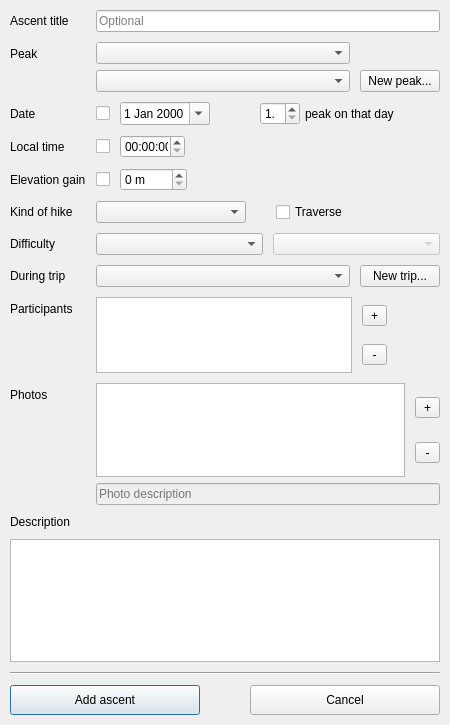
This is src/ui/ascent_dialog.ui in svetter/pal as Qt 5 draws it before an edit. The edited form follows.
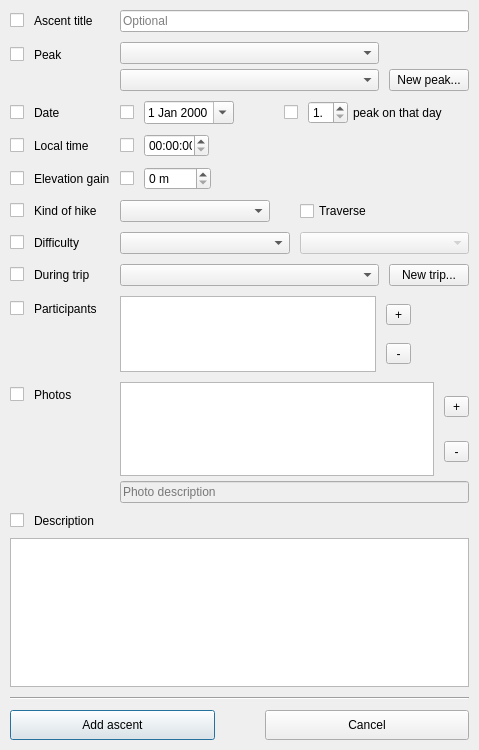
This is the edited form. Icons and pictures are not drawn.

The edit to the form file:
```diff
--- a/src/ui/ascent_dialog.ui
+++ b/src/ui/ascent_dialog.ui
@@ -6,8 +6,8 @@
    <rect>
     <x>0</x>
     <y>0</y>
-    <width>450</width>
-    <height>725</height>
+    <width>479</width>
+    <height>750</height>
    </rect>
   </property>
   <property name="minimumSize">
@@ -44,12 +44,22 @@
       <number>10</number>
      </property>
      <item row="0" column="0">
+      <layout class="QHBoxLayout" name="titleLabelLayout">
+       <property name="spacing">
+        <number>10</number>
+       </property>
+       <item>
+        <widget class="QCheckBox" name="titleCheckbox"/>
+       </item>
+       <item>
       <widget class="QLabel" name="titleLabel">
        <property name="text">
         <string>Ascent title</string>
        </property>
       </widget>
      </item>
+      </layout>
+     </item>
      <item row="0" column="1">
       <widget class="QLineEdit" name="titleLineEdit">
        <property name="sizePolicy">
@@ -70,40 +80,31 @@
       </widget>
      </item>
      <item row="1" column="0">
+      <layout class="QHBoxLayout" name="peakLabelLayout">
+       <property name="spacing">
+        <number>10</number>
+       </property>
+       <item>
+        <widget class="QCheckBox" name="peakCheckbox"/>
+       </item>
+       <item>
       <widget class="QLabel" name="peakLabel">
        <property name="text">
         <string>Peak</string>
        </property>
       </widget>
      </item>
+      </layout>
+     </item>
      <item row="1" column="1">
       <layout class="QGridLayout" name="peakLayout">
        <property name="horizontalSpacing">
         <number>10</number>
        </property>
        <property name="verticalSpacing">
-        <number>6</number>
+        <number>5</number>
        </property>
-       <item row="2" column="0">
-        <widget class="QComboBox" name="peakCombo">
-         <property name="sizePolicy">
-          <sizepolicy hsizetype="MinimumExpanding" vsizetype="Fixed">
-           <horstretch>0</horstretch>
-           <verstretch>0</verstretch>
-          </sizepolicy>
-         </property>
-         <property name="minimumSize">
-          <size>
-           <width>150</width>
-           <height>0</height>
-          </size>
-         </property>
-         <property name="placeholderText">
-          <string>Select</string>
-         </property>
-        </widget>
-       </item>
-       <item row="1" column="0">
+       <item row="0" column="0">
         <widget class="QComboBox" name="regionFilterCombo">
          <property name="sizePolicy">
           <sizepolicy hsizetype="MinimumExpanding" vsizetype="Fixed">
@@ -116,7 +117,26 @@
          </property>
         </widget>
        </item>
-       <item row="2" column="1">
+       <item row="1" column="0">
+        <widget class="QComboBox" name="peakCombo">
+         <property name="sizePolicy">
+          <sizepolicy hsizetype="MinimumExpanding" vsizetype="Fixed">
+           <horstretch>0</horstretch>
+           <verstretch>0</verstretch>
+          </sizepolicy>
+         </property>
+         <property name="minimumSize">
+          <size>
+           <width>150</width>
+           <height>0</height>
+          </size>
+         </property>
+         <property name="placeholderText">
+          <string>Select</string>
+         </property>
+        </widget>
+       </item>
+       <item row="1" column="1">
         <widget class="QPushButton" name="newPeakButton">
          <property name="text">
           <string>New peak...</string>
@@ -130,19 +150,34 @@
       </layout>
      </item>
      <item row="2" column="0">
+      <layout class="QHBoxLayout" name="dateLabelLayout">
+       <property name="spacing">
+        <number>10</number>
+       </property>
+       <item>
+        <widget class="QCheckBox" name="dateCheckbox"/>
+       </item>
+       <item>
       <widget class="QLabel" name="dateLabel">
        <property name="text">
         <string>Date</string>
        </property>
       </widget>
      </item>
+      </layout>
+     </item>
      <item row="2" column="1">
+      <layout class="QHBoxLayout" name="dateAndPeakIndexLayout">
+       <property name="spacing">
+        <number>10</number>
+       </property>
+       <item>
       <layout class="QHBoxLayout" name="dateSelectionLayout">
        <property name="spacing">
         <number>10</number>
        </property>
        <item>
-        <widget class="QCheckBox" name="dateCheckbox">
+          <widget class="QCheckBox" name="dateSpecifyCheckbox">
          <property name="sizePolicy">
           <sizepolicy hsizetype="Fixed" vsizetype="Fixed">
            <horstretch>0</horstretch>
@@ -193,6 +228,8 @@
          </property>
         </widget>
        </item>
+        </layout>
+       </item>
        <item>
         <spacer name="dateSpacer1">
          <property name="orientation">
@@ -210,7 +247,10 @@
         </spacer>
        </item>
        <item>
-        <layout class="QHBoxLayout" name="peakIndexLayout">
+        <widget class="QCheckBox" name="peakIndexCheckbox"/>
+       </item>
+       <item>
+        <layout class="QHBoxLayout" name="peakIndexSelectionLayout">
          <property name="spacing">
           <number>5</number>
          </property>
@@ -255,19 +295,29 @@
       </layout>
      </item>
      <item row="3" column="0">
+      <layout class="QHBoxLayout" name="timeLabelLayout">
+       <property name="spacing">
+        <number>10</number>
+       </property>
+       <item>
+        <widget class="QCheckBox" name="timeCheckbox"/>
+       </item>
+       <item>
       <widget class="QLabel" name="timeLabel">
        <property name="text">
         <string>Local time</string>
        </property>
       </widget>
      </item>
+      </layout>
+     </item>
      <item row="3" column="1">
       <layout class="QHBoxLayout" name="timeLayout">
        <property name="spacing">
         <number>10</number>
        </property>
        <item>
-        <widget class="QCheckBox" name="timeCheckbox">
+        <widget class="QCheckBox" name="timeSpecifyCheckbox">
          <property name="sizePolicy">
           <sizepolicy hsizetype="Fixed" vsizetype="Fixed">
            <horstretch>0</horstretch>
@@ -320,19 +370,29 @@
       </layout>
      </item>
      <item row="4" column="0">
+      <layout class="QHBoxLayout" name="elevationGainLabelLayout">
+       <property name="spacing">
+        <number>10</number>
+       </property>
+       <item>
+        <widget class="QCheckBox" name="elevationGainCheckbox"/>
+       </item>
+       <item>
       <widget class="QLabel" name="elevationGainLabel">
        <property name="text">
         <string>Elevation gain</string>
        </property>
       </widget>
      </item>
+      </layout>
+     </item>
      <item row="4" column="1">
       <layout class="QHBoxLayout" name="elevationGainLayout">
        <property name="spacing">
         <number>10</number>
        </property>
        <item>
-        <widget class="QCheckBox" name="elevationGainCheckbox">
+        <widget class="QCheckBox" name="elevationGainSpecifyCheckbox">
          <property name="sizePolicy">
           <sizepolicy hsizetype="Fixed" vsizetype="Fixed">
            <horstretch>0</horstretch>
@@ -385,12 +445,22 @@
       </layout>
      </item>
      <item row="5" column="0">
+      <layout class="QHBoxLayout" name="hikeKindLabelLayout">
+       <property name="spacing">
+        <number>10</number>
+       </property>
+       <item>
+        <widget class="QCheckBox" name="hikeKindCheckbox"/>
+       </item>
+       <item>
       <widget class="QLabel" name="hikeKindLabel">
        <property name="text">
         <string>Kind of hike</string>
        </property>
       </widget>
      </item>
+      </layout>
+     </item>
      <item row="5" column="1">
       <layout class="QHBoxLayout" name="hikeKindLayout">
        <property name="spacing">
@@ -454,12 +524,22 @@
       </layout>
      </item>
      <item row="6" column="0">
+      <layout class="QHBoxLayout" name="difficultyLabelLayout">
+       <property name="spacing">
+        <number>10</number>
+       </property>
+       <item>
+        <widget class="QCheckBox" name="difficultyCheckbox"/>
+       </item>
+       <item>
       <widget class="QLabel" name="difficultyLabel">
        <property name="text">
         <string>Difficulty</string>
        </property>
       </widget>
      </item>
+      </layout>
+     </item>
      <item row="6" column="1">
       <layout class="QHBoxLayout" name="difficultyLayout">
        <property name="spacing">
@@ -509,12 +589,22 @@
       </layout>
      </item>
      <item row="7" column="0">
+      <layout class="QHBoxLayout" name="tripLabelLayout">
+       <property name="spacing">
+        <number>10</number>
+       </property>
+       <item>
+        <widget class="QCheckBox" name="tripCheckbox"/>
+       </item>
+       <item>
       <widget class="QLabel" name="tripLabel">
        <property name="text">
         <string>During trip</string>
        </property>
       </widget>
      </item>
+      </layout>
+     </item>
      <item row="7" column="1">
       <layout class="QHBoxLayout" name="tripSelectionLayout">
        <property name="spacing">
@@ -559,12 +649,22 @@
       </layout>
      </item>
      <item row="8" column="0">
+      <layout class="QHBoxLayout" name="hikersLabelLayout">
+       <property name="spacing">
+        <number>10</number>
+       </property>
+       <item>
+        <widget class="QCheckBox" name="hikersCheckbox"/>
+       </item>
+       <item>
       <widget class="QLabel" name="hikersLabel">
        <property name="text">
         <string>Participants</string>
        </property>
       </widget>
      </item>
+      </layout>
+     </item>
      <item row="8" column="1">
       <layout class="QHBoxLayout" name="hikersLayout">
        <property name="spacing">
@@ -650,16 +750,26 @@
       </layout>
      </item>
      <item row="9" column="0">
+      <layout class="QHBoxLayout" name="photosLabelLayout">
+       <property name="spacing">
+        <number>10</number>
+       </property>
+       <item>
+        <widget class="QCheckBox" name="photosCheckbox"/>
+       </item>
+       <item>
       <widget class="QLabel" name="photosLabel">
        <property name="text">
         <string>Photos</string>
        </property>
       </widget>
      </item>
+      </layout>
+     </item>
      <item row="9" column="1">
       <layout class="QVBoxLayout" name="photosLayout">
        <property name="spacing">
-        <number>6</number>
+        <number>5</number>
        </property>
        <item>
         <layout class="QHBoxLayout" name="photosListLayout">
@@ -756,11 +866,28 @@
     </layout>
    </item>
    <item>
+    <layout class="QHBoxLayout" name="descriptionLabelLayout">
+     <property name="spacing">
+      <number>10</number>
+     </property>
+     <item>
+      <widget class="QCheckBox" name="descriptionCheckbox">
+       <property name="sizePolicy">
+        <sizepolicy hsizetype="Fixed" vsizetype="Fixed">
+         <horstretch>0</horstretch>
+         <verstretch>0</verstretch>
+        </sizepolicy>
+       </property>
+      </widget>
+     </item>
+     <item>
     <widget class="QLabel" name="descriptionLabel">
      <property name="text">
       <string>Description</string>
      </property>
     </widget>
+     </item>
+    </layout>
    </item>
    <item>
     <widget class="QPlainTextEdit" name="descriptionEditor">
```
Left out of the diff: 16 changed lines with no effect on the pictures. Lines whose indentation alone changed are shown as unchanged.
